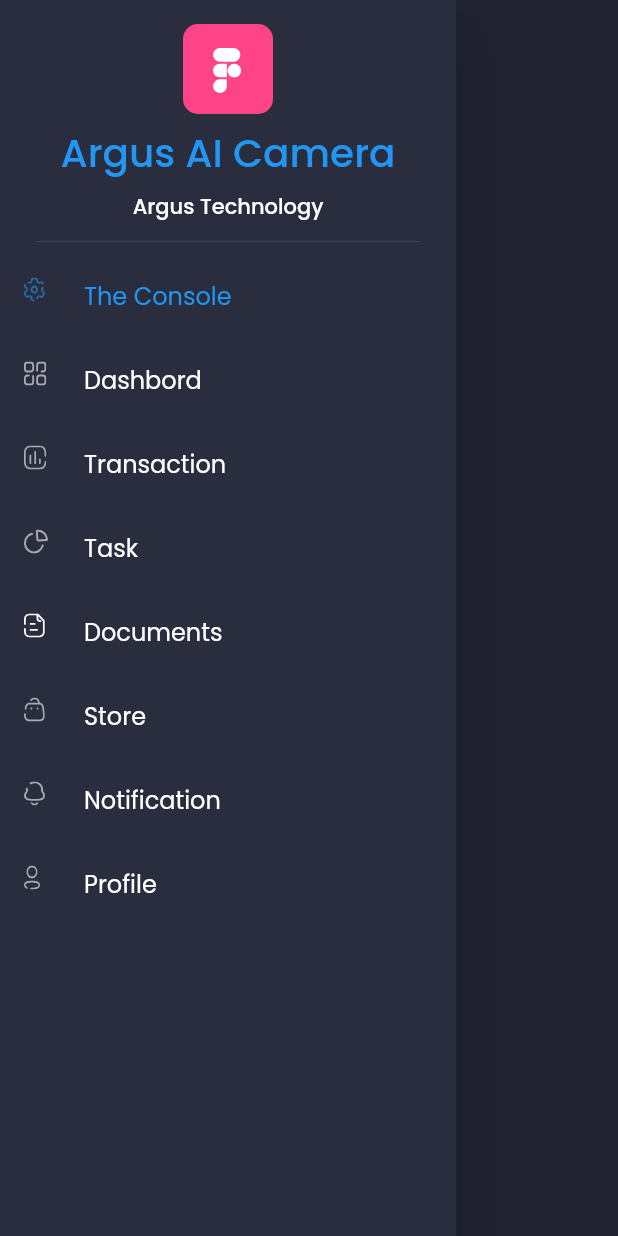
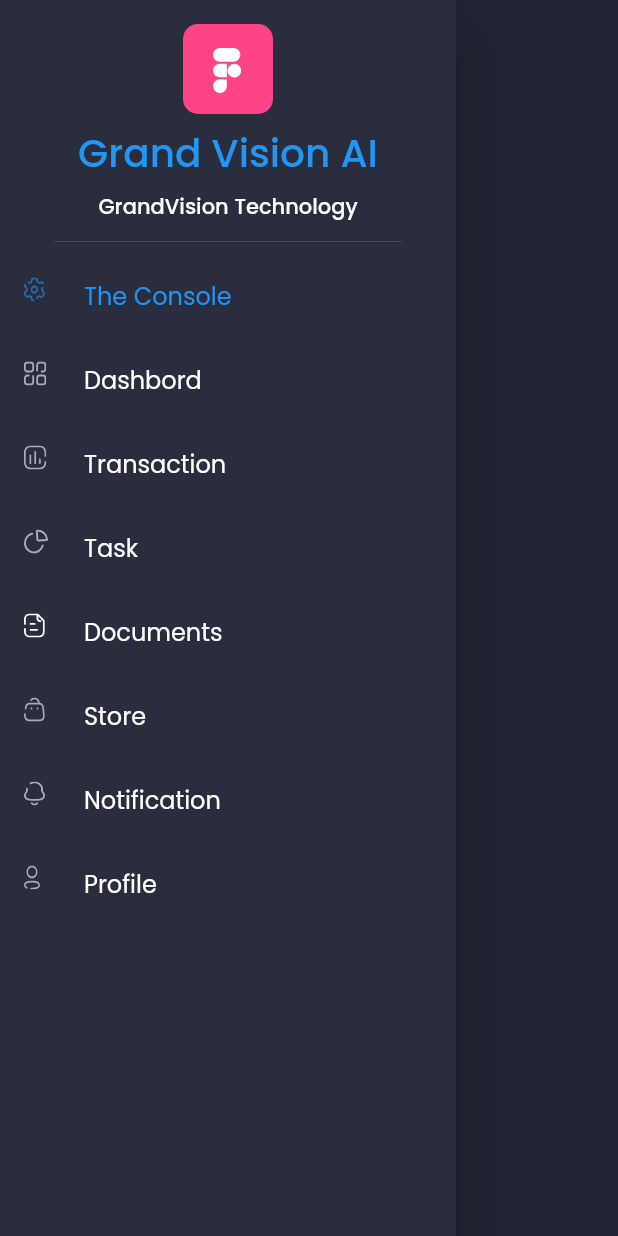
Before and after one commit to Easyhong/Flutter-Web-UI-Menu-Table, a Flutter app: the SideMenuTable widget shown alone on an empty page, opened directly, on a phone screen of 412 x 824 dp. Run offline on Flutter 3.47's test engine with Material 2 defaults, Android fonts, the phone set to English and light mode, and no system bars; our stand-ins replace fl_chart, flutter_svg, google_fonts.

Commit message:
chore(text): change Text

```diff
--- a/lib/side_menu_table.dart
+++ b/lib/side_menu_table.dart
@@ -38,13 +38,13 @@ class SideMenuTable extends StatelessWidget {
                       SizedBox(height: defaultPadding * 0.4),
 
                       Text(
-                        'Argus AI Camera',
+                        'Grand Vision AI',
                         style: TextStyle(fontSize: 26, color: Colors.blue),
                       ),
                       SizedBox(height: defaultPadding * 0.4),
 
                       Text(
-                        'Argus Technology',
+                        'GrandVision Technology',
                         style: TextStyle(fontSize: 14, color: Colors.white),
                       ),
                     ],
```
